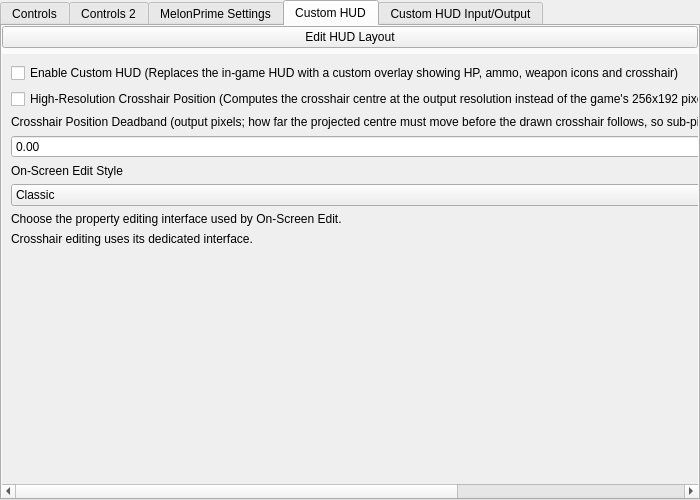
The window that src/frontend/qt_sdl/InputConfig/MelonPrimeInputConfig.ui (ag-advania/melonPrimeDS) describes before a commit, drawn with Qt 5.
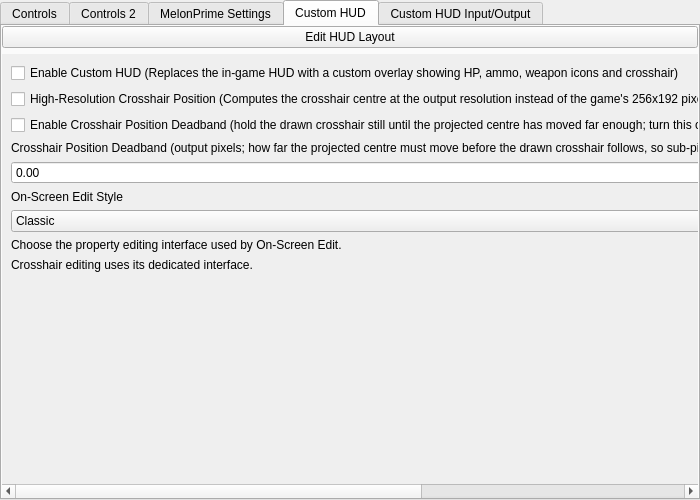
The same window after the commit. The open tabs and pages were chosen to show the change.

Commit message: feat(hud): add an on/off toggle for the crosshair position deadband

```diff
--- a/src/frontend/qt_sdl/InputConfig/MelonPrimeInputConfig.ui
+++ b/src/frontend/qt_sdl/InputConfig/MelonPrimeInputConfig.ui
@@ -1189,6 +1189,9 @@
 								<widget class="QCheckBox" name="cbMetroidHudCrosshairHighRes"><property name="text"><string>High-Resolution Crosshair Position (Computes the crosshair centre at the output resolution instead of the game's 256x192 pixel grid, so it moves smoothly instead of stepping between pixels)</string></property></widget>
 							</item>
 
+							<item>
+								<widget class="QCheckBox" name="cbMetroidHudCrosshairDeadbandEnable"><property name="text"><string>Enable Crosshair Position Deadband (hold the drawn crosshair still until the projected centre has moved far enough; turn this off to make it follow the projection exactly, keeping the width below for comparison)</string></property></widget>
+							</item>
 							<item>
 								<widget class="QLabel" name="labelMetroidHudCrosshairDeadband">
 									<property name="text"><string>Crosshair Position Deadband (output pixels; how far the projected centre must move before the drawn crosshair follows, so sub-pixel noise cannot make it shimmer between neighbouring pixels)</string></property>
```
The commit also changes 11 other files.
